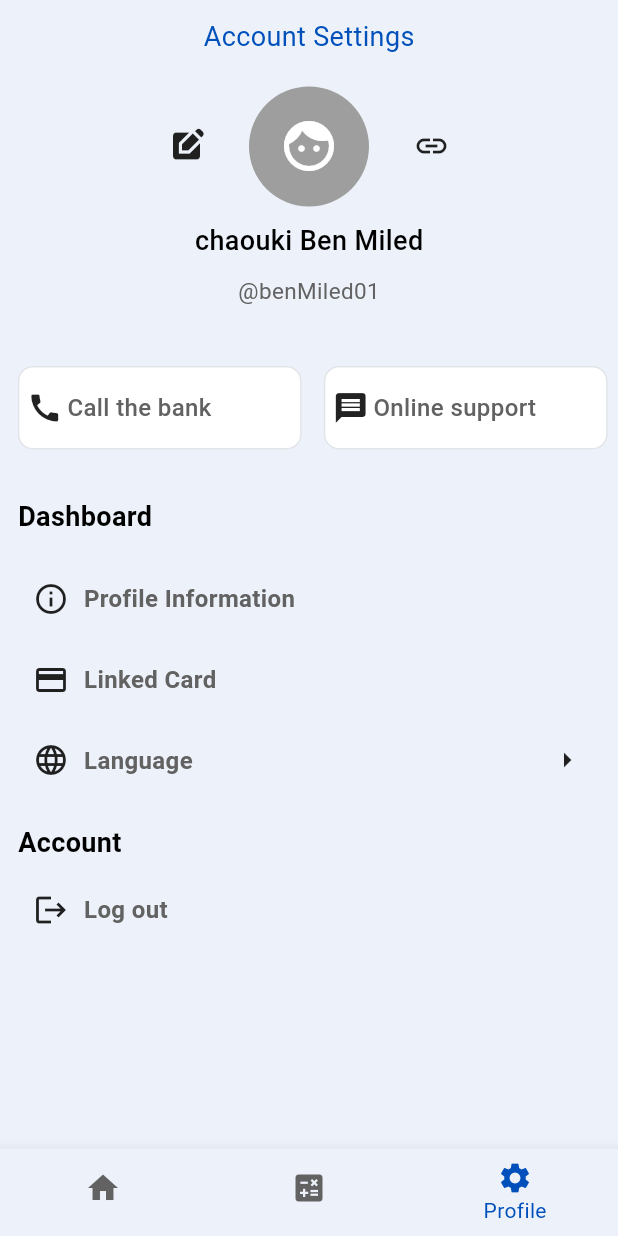
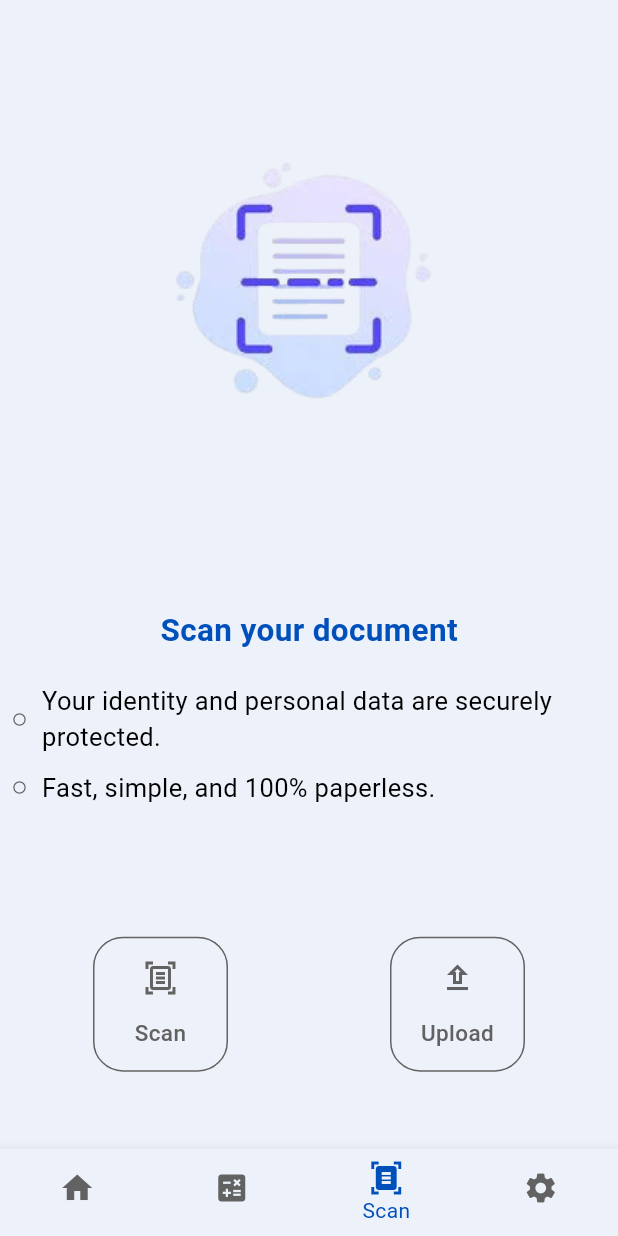
Before and after one commit to Chaouki-BM/Bank-Credit, a Flutter app: the ButtomNavigatioBody screen opened directly with empty values, item 3 of the bottom bar chosen, on a phone screen of 412 x 824 dp. Run offline on Flutter 3.47's test engine with Material 3 defaults, Android fonts, the phone set to English and light mode, and no system bars; our stand-ins replace animated_text_kit, dots_indicator, flutter_svg, font_awesome_flutter, image_picker, permission_handler and 2 more; accounts and stored records are empty.

Commit message:
last update

```diff
--- a/lib/features/authentication/presentation/login/widgets/login_body.dart
+++ b/lib/features/authentication/presentation/login/widgets/login_body.dart
@@ -95,14 +95,15 @@ class LoginBody extends StatelessWidget {
 
   void handelLoginwithGG(BuildContext context) async {
     print("handelLoginwithGG");
-    final user = await AuthRepoImpl().loginWithGoogle();
-    if (user != null) {
-      Navigator.pushNamed(context, '/completeInformation');
-      print("user $user");
-    } else {
-      ScaffoldMessenger.of(
-        context,
-      ).showSnackBar(SnackBar(content: Text('Login failed or cancelled')));
-    }
+    Navigator.pushNamed(context, '/completeInformation');
+    // final user = await AuthRepoImpl().loginWithGoogle();
+    // if (user != null) {
+    //   Navigator.pushNamed(context, '/completeInformation');
+    //   print("user $user");
+    // } else {
+    //   ScaffoldMessenger.of(
+    //     context,
+    //   ).showSnackBar(SnackBar(content: Text('Login failed or cancelled')));
+    // }
   }
 }
--- a/lib/features/navigation/presentation/widgets/Buttom_Navigatio_Body.dart
+++ b/lib/features/navigation/presentation/widgets/Buttom_Navigatio_Body.dart
@@ -1,5 +1,6 @@
 import 'package:bankcredit/features/calculate/presentation/calculate_view.dart';
 import 'package:bankcredit/features/home/presentation/home_view.dart';
+import 'package:bankcredit/features/scan/presentation/scan_view.dart';
 import 'package:bankcredit/features/settings/presentation/setting_view.dart';
 import 'package:flutter/material.dart';
 import 'package:bankcredit/generated/l10n.dart';
@@ -20,6 +21,7 @@ class _ButtomNavigatioBodyState extends State<ButtomNavigatioBody> {
     List<Widget> widjetList = [
       const HomeView(),
       const CalculateView(),
+      const ScanView(),
       SettingView(onLocaleChange: widget.onLocaleChange),
     ];
     return Scaffold(
@@ -45,6 +47,10 @@ class _ButtomNavigatioBodyState extends State<ButtomNavigatioBody> {
             label: S.of(context).Calculate,
           ),
           BottomNavigationBarItem(
+            icon: Icon(Icons.document_scanner),
+            label: S.of(context).Scan,
+          ),
+          BottomNavigationBarItem(
             icon: Icon(Icons.settings),
             label: S.of(context).Profile,
           ),
--- /dev/null
+++ b/lib/features/scan/presentation/scan_view.dart
@@ -0,0 +1,14 @@
+import 'package:bankcredit/features/scan/presentation/widgets/scan_body.dart';
+import 'package:flutter/material.dart';
+
+class ScanView extends StatelessWidget {
+  const ScanView({super.key});
+
+  @override
+  Widget build(BuildContext context) {
+    return Scaffold(
+      backgroundColor: Theme.of(context).colorScheme.surface,
+      body: SafeArea(child: ScanBody()),
+    );
+  }
+}
--- /dev/null
+++ b/lib/features/scan/presentation/widgets/custom_action_button.dart
@@ -0,0 +1,59 @@
+import 'package:flutter/material.dart';
+
+class CustomActionButton extends StatelessWidget {
+  final IconData icon;
+  final String label;
+  final VoidCallback onTap;
+  final Color? borderColor;
+  final Color? textColor;
+
+  const CustomActionButton({
+    super.key,
+    required this.icon,
+    required this.label,
+    required this.onTap,
+    this.borderColor,
+    this.textColor,
+  });
+
+  @override
+  Widget build(BuildContext context) {
+    return InkWell(
+      onTap: onTap,
+      borderRadius: BorderRadius.circular(20),
+      child: Container(
+        width: 90,
+        height: 90,
+        decoration: BoxDecoration(
+          borderRadius: BorderRadius.circular(20),
+          border: Border.all(
+            color: borderColor ?? Theme.of(context).colorScheme.onSurface,
+            width: 1,
+          ),
+        ),
+        child: Padding(
+          padding: const EdgeInsets.all(8.0),
+          child: Column(
+            mainAxisAlignment: MainAxisAlignment.spaceAround,
+            crossAxisAlignment: CrossAxisAlignment.center,
+            children: [
+              Icon(
+                icon,
+                color: textColor ?? Theme.of(context).colorScheme.onSurface,
+              ),
+              Text(
+                label,
+                textAlign: TextAlign.center,
+                style: TextStyle(
+                  color: textColor ?? Theme.of(context).colorScheme.onSurface,
+                  fontSize: 15,
+                  fontWeight: FontWeight.w500,
+                ),
+              ),
+            ],
+          ),
+        ),
+      ),
+    );
+  }
+}
--- /dev/null
+++ b/lib/features/scan/presentation/widgets/scan_body.dart
@@ -0,0 +1,121 @@
+import 'dart:io';
+
+import 'package:bankcredit/core/utils/size_config.dart';
+import 'package:bankcredit/features/scan/presentation/widgets/custom_action_button.dart';
+import 'package:bankcredit/generated/l10n.dart';
+import 'package:flutter/material.dart';
+import 'package:permission_handler/permission_handler.dart';
+
+import 'package:image_picker/image_picker.dart';
+
+class ScanBody extends StatelessWidget {
+  const ScanBody({super.key});
+
+  Future<void> _requestPermissions() async {
+    await [Permission.camera, Permission.storage].request();
+  }
+
+  Future<File?> _pickImage() async {
+    final ImagePicker picker = ImagePicker();
+    final XFile? image = await picker.pickImage(source: ImageSource.gallery);
+    return image != null ? File(image.path) : null;
+  }
+
+  Future<File?> _pickFromCamera() async {
+    final ImagePicker picker = ImagePicker();
+    final XFile? image = await picker.pickImage(source: ImageSource.camera);
+    return image != null ? File(image.path) : null;
+  }
+
+  @override
+  Widget build(BuildContext context) {
+    return Padding(
+      padding: const EdgeInsets.all(8.0),
+      child: Column(
+        crossAxisAlignment: CrossAxisAlignment.center,
+        mainAxisAlignment: MainAxisAlignment.spaceAround,
+        children: [
+          SizedBox(
+            height: SizeConfig.defaultsize! * 27,
+            child: Image.asset("assets/images/Scan_logo.png"),
+          ),
+          Column(
+            children: [
+              Text(
+                S.of(context).titelScan,
+                style: TextStyle(
+                  fontSize: 21,
+                  fontWeight: FontWeight.w700,
+                  color: Theme.of(context).colorScheme.primary,
+                ),
+              ),
+              SizedBox(height: SizeConfig.defaultsize! * 2),
+              Row(
+                children: [
+                  Icon(
+                    Icons.panorama_fish_eye_outlined,
+                    size: 10,
+                    color: Theme.of(context).colorScheme.onSurface,
+                  ),
+                  SizedBox(width: SizeConfig.defaultsize! * 1),
+                  Expanded(
+                    child: Text(
+                      S.of(context).Subtitle1Scan,
+                      softWrap: true,
+                      style: TextStyle(
+                        fontSize: 17,
+                        fontWeight: FontWeight.w400,
+                        color: Theme.of(context).colorScheme.secondary,
+                      ),
+                    ),
+                  ),
+                ],
+              ),
+              SizedBox(height: SizeConfig.defaultsize! * 1),
+              Row(
+                children: [
+                  Icon(
+                    Icons.panorama_fish_eye_outlined,
+                    size: 10,
+                    color: Theme.of(context).colorScheme.onSurface,
+                  ),
+                  SizedBox(width: SizeConfig.defaultsize! * 1),
+                  Expanded(
+                    child: Text(
+                      S.of(context).Subtitle2Scan,
+                      softWrap: true,
+                      style: TextStyle(
+                        fontSize: 17,
+                        fontWeight: FontWeight.w400,
+                        color: Theme.of(context).colorScheme.secondary,
+                      ),
+                    ),
+                  ),
+                ],
+              ),
+            ],
+          ),
+
+          Row(
+            mainAxisAlignment: MainAxisAlignment.spaceAround,
+            children: [
+              CustomActionButton(
+                icon: Icons.document_scanner_outlined,
+                label: S.of(context).Scan,
+                onTap: _pickFromCamera,
+                borderColor: Theme.of(context).colorScheme.onSurface,
+              ),
+
+              CustomActionButton(
+                icon: Icons.upload_outlined,
+                label: S.of(context).upload,
+                onTap: _pickImage,
+                borderColor: Theme.of(context).colorScheme.onSurface,
+              ),
+            ],
+          ),
+        ],
+      ),
+    );
+  }
+}
--- a/lib/features/settings/presentation/widgets/setting_body.dart
+++ b/lib/features/settings/presentation/widgets/setting_body.dart
@@ -34,19 +34,12 @@ class _SettingBodyState extends State<SettingBody> {
             ),
           ),
           SizedBox(height: SizeConfig.defaultsize! * 2),
-          Row(
-            mainAxisAlignment: MainAxisAlignment.center,
-            children: [
-              Icon(Icons.edit_square),
-              SizedBox(width: SizeConfig.defaultsize! * 3),
-              CircleAvatar(
-                radius: 40,
-                backgroundColor: Colors.grey,
-                child: Icon(Icons.face, size: 40),
-              ),
-              SizedBox(width: SizeConfig.defaultsize! * 3),
-              Icon(Icons.link),
-            ],
+          const Center(
+            child: CircleAvatar(
+              radius: 40,
+              backgroundColor: Colors.grey,
+              child: Icon(Icons.face, size: 40),
+            ),
           ),
           SizedBox(height: SizeConfig.defaultsize! * 1),
           Center(
@@ -85,7 +78,7 @@ class _SettingBodyState extends State<SettingBody> {
                   child: CustomSettingCard(
                     onTap: () {
                       print("Call the bank clicked !");
-                      AppLauncher.callPhone("22647512");
+                      AppLauncher.callPhone("54144315");
                     },
                     Customtext: S.of(context).call_the_bank,
                     icon: Icons.call,
@@ -174,6 +167,7 @@ class _SettingBodyState extends State<SettingBody> {
                               onTap: () {
                                 widget.onLocaleChange(const Locale('en'));
                                 LocaleStorage.saveLocale(const Locale('en'));
+                                isClicked = false;
                               },
                               child: Text(
                                 S.of(context).en,
@@ -191,6 +185,7 @@ class _SettingBodyState extends State<SettingBody> {
                               onTap: () {
                                 widget.onLocaleChange(const Locale('fr'));
                                 LocaleStorage.saveLocale(const Locale('fr'));
+                                isClicked = false;
                               },
                               child: Text(
                                 S.of(context).fr,
@@ -208,6 +203,7 @@ class _SettingBodyState extends State<SettingBody> {
                               onTap: () {
                                 widget.onLocaleChange(const Locale('ar'));
                                 LocaleStorage.saveLocale(const Locale('ar'));
+                                isClicked = false;
                               },
                               child: Text(
                                 S.of(context).ar,
--- a/lib/l10n/intl_ar.arb
+++ b/lib/l10n/intl_ar.arb
@@ -43,6 +43,11 @@
   "Interest":"فائدة",
   "MonthlyP":"الدفعة الشهرية",
   "DT":"د.ت",
-  "permonth":"بالشهر"
+  "permonth":"بالشهر",
+  "Scan":"مسح",
+  "Subtitle1Scan":"هويتك وبياناتك الشخصية محمية بأمان تام",
+  "Subtitle2Scan":"سريع وسهل بدون أي معاملات ورقية",
+  "titelScan":"قم بمسح مستندك",
+  "upload":"تحميل"
 
 }
--- a/lib/l10n/intl_en.arb
+++ b/lib/l10n/intl_en.arb
@@ -43,5 +43,11 @@
     "Interest":"Interest",
     "MonthlyP":"Monthly Payment",
     "DT":"DT",
-    "permonth":"per month"
+    "permonth":"per month",
+    "Scan":"Scan",
+    "Subtitle1Scan":"Your identity and personal data are securely protected.",
+    "Subtitle2Scan":"Fast, simple, and 100% paperless.",
+    "titelScan":"Scan your document",
+    "upload":"Upload"
+
 }
--- a/lib/l10n/intl_fr.arb
+++ b/lib/l10n/intl_fr.arb
@@ -43,6 +43,12 @@
   "Interest":"Intérêt",
   "MonthlyP":"Paiement Mensuel",
   "DT":"DT",
-  "permonth":"par mois"
+  "permonth":"par mois",
+  "Scan":"Scanner",
+  "Subtitle1Scan":"Votre identité et vos données personnelles sont protégées en toute sécurité.",
+  "Subtitle2Scan":"Rapide, simple et sans papier à remplir.",
+  "titelScan":"Scannez votre document",
+  "upload":"Importer"
+
 
 }
--- a/pubspec.yaml
+++ b/pubspec.yaml
@@ -43,7 +43,8 @@ dependencies:
   google_sign_in: ^7.1.0
   shared_preferences: ^2.5.3
   url_launcher: ^6.3.2
-dev_dependencies:
+  image_picker: ^1.2.0
+  permission_handler: ^12.0.1
   flutter_test:
     sdk: flutter
 
```
Also changed, not shown: assets/images/Scan_logo.png (added), lib/generated/intl/messages_ar.dart, lib/generated/intl/messages_en.dart, lib/generated/intl/messages_fr.dart, lib/generated/l10n.dart, pubspec.lock, 5 other files.
